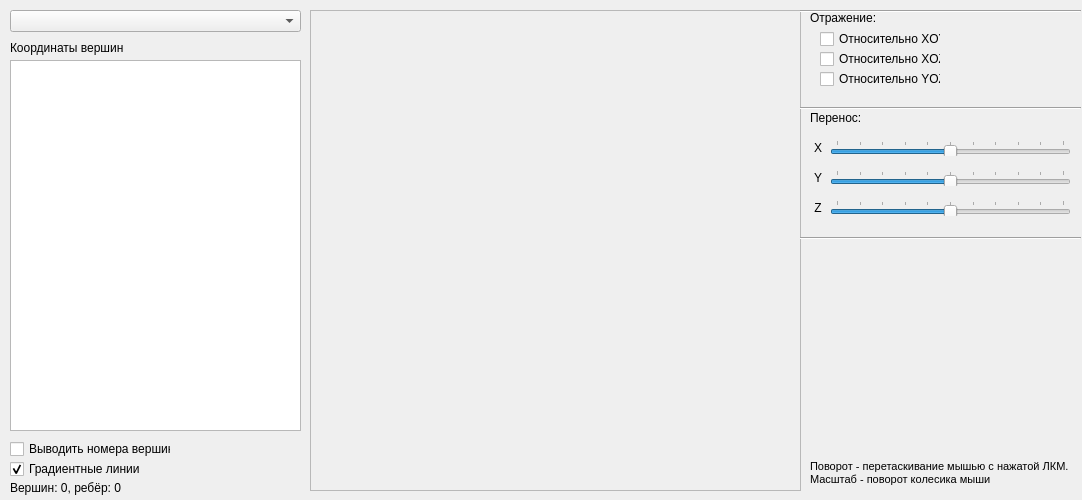
SmirnuX/crystalls, file mainwindow.ui: the form before one commit.
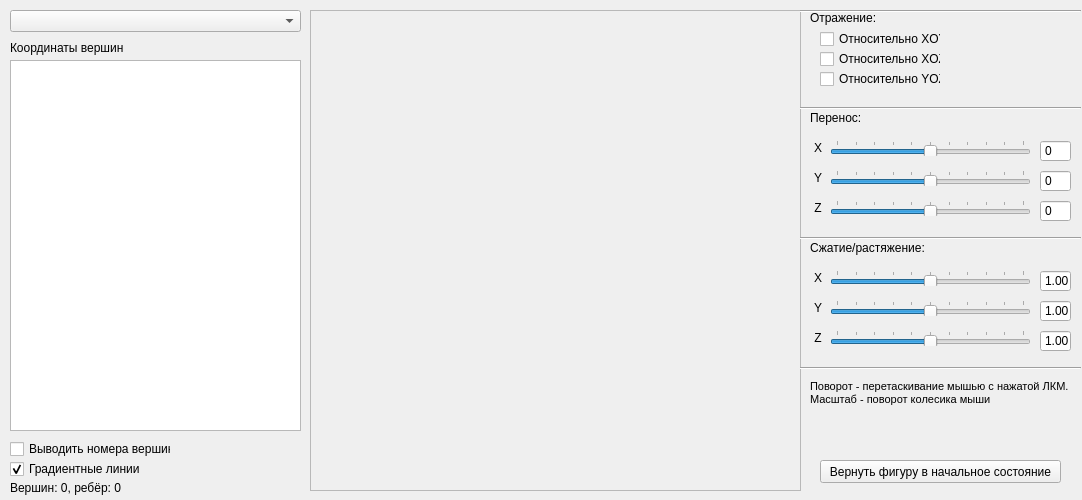
The form after the commit. Custom widgets are drawn as their Qt base class.

Commit message: Finished Lab1 - added skew

The edit to the form file:
```diff
--- a/mainwindow.ui
+++ b/mainwindow.ui
@@ -416,7 +416,7 @@
      <rect>
       <x>830</x>
       <y>140</y>
-      <width>241</width>
+      <width>201</width>
       <height>16</height>
      </rect>
     </property>
@@ -457,7 +457,7 @@
      <rect>
       <x>830</x>
       <y>170</y>
-      <width>241</width>
+      <width>201</width>
       <height>16</height>
      </rect>
     </property>
@@ -482,7 +482,7 @@
      <rect>
       <x>830</x>
       <y>200</y>
-      <width>241</width>
+      <width>201</width>
       <height>16</height>
      </rect>
     </property>
@@ -563,11 +563,172 @@
      <enum>Qt::Horizontal</enum>
     </property>
    </widget>
+   <widget class="QLabel" name="label_7">
+    <property name="geometry">
+     <rect>
+      <x>810</x>
+      <y>270</y>
+      <width>16</width>
+      <height>16</height>
+     </rect>
+    </property>
+    <property name="text">
+     <string>X</string>
+    </property>
+    <property name="alignment">
+     <set>Qt::AlignCenter</set>
+    </property>
+   </widget>
+   <widget class="QSlider" name="skewX">
+    <property name="geometry">
+     <rect>
+      <x>830</x>
+      <y>270</y>
+      <width>201</width>
+      <height>16</height>
+     </rect>
+    </property>
+    <property name="minimum">
+     <number>50</number>
+    </property>
+    <property name="maximum">
+     <number>150</number>
+    </property>
+    <property name="singleStep">
+     <number>10</number>
+    </property>
+    <property name="value">
+     <number>100</number>
+    </property>
+    <property name="orientation">
+     <enum>Qt::Horizontal</enum>
+    </property>
+    <property name="invertedAppearance">
+     <bool>false</bool>
+    </property>
+    <property name="tickPosition">
+     <enum>QSlider::TicksAbove</enum>
+    </property>
+   </widget>
+   <widget class="QSlider" name="skewY">
+    <property name="geometry">
+     <rect>
+      <x>830</x>
+      <y>300</y>
+      <width>201</width>
+      <height>16</height>
+     </rect>
+    </property>
+    <property name="minimum">
+     <number>50</number>
+    </property>
+    <property name="maximum">
+     <number>150</number>
+    </property>
+    <property name="singleStep">
+     <number>10</number>
+    </property>
+    <property name="value">
+     <number>100</number>
+    </property>
+    <property name="orientation">
+     <enum>Qt::Horizontal</enum>
+    </property>
+    <property name="tickPosition">
+     <enum>QSlider::TicksAbove</enum>
+    </property>
+   </widget>
+   <widget class="QSlider" name="skewZ">
+    <property name="geometry">
+     <rect>
+      <x>830</x>
+      <y>330</y>
+      <width>201</width>
+      <height>16</height>
+     </rect>
+    </property>
+    <property name="minimum">
+     <number>50</number>
+    </property>
+    <property name="maximum">
+     <number>150</number>
+    </property>
+    <property name="singleStep">
+     <number>15</number>
+    </property>
+    <property name="value">
+     <number>100</number>
+    </property>
+    <property name="orientation">
+     <enum>Qt::Horizontal</enum>
+    </property>
+    <property name="tickPosition">
+     <enum>QSlider::TicksAbove</enum>
+    </property>
+   </widget>
+   <widget class="QLabel" name="label_8">
+    <property name="geometry">
+     <rect>
+      <x>810</x>
+      <y>330</y>
+      <width>16</width>
+      <height>16</height>
+     </rect>
+    </property>
+    <property name="text">
+     <string>Z</string>
+    </property>
+    <property name="alignment">
+     <set>Qt::AlignCenter</set>
+    </property>
+   </widget>
+   <widget class="QLabel" name="label_9">
+    <property name="geometry">
+     <rect>
+      <x>810</x>
+      <y>300</y>
+      <width>16</width>
+      <height>16</height>
+     </rect>
+    </property>
+    <property name="text">
+     <string>Y</string>
+    </property>
+    <property name="alignment">
+     <set>Qt::AlignCenter</set>
+    </property>
+   </widget>
+   <widget class="QLabel" name="label_10">
+    <property name="geometry">
+     <rect>
+      <x>810</x>
+      <y>240</y>
+      <width>121</width>
+      <height>16</height>
+     </rect>
+    </property>
+    <property name="text">
+     <string>Сжатие/растяжение:</string>
+    </property>
+   </widget>
+   <widget class="Line" name="line_4">
+    <property name="geometry">
+     <rect>
+      <x>800</x>
+      <y>360</y>
+      <width>281</width>
+      <height>16</height>
+     </rect>
+    </property>
+    <property name="orientation">
+     <enum>Qt::Horizontal</enum>
+    </property>
+   </widget>
    <widget class="QLabel" name="label_6">
     <property name="geometry">
      <rect>
       <x>810</x>
-      <y>460</y>
+      <y>380</y>
       <width>261</width>
       <height>31</height>
      </rect>
@@ -584,6 +745,220 @@
      <set>Qt::AlignLeading|Qt::AlignLeft|Qt::AlignTop</set>
     </property>
    </widget>
+   <widget class="QPushButton" name="resetButton">
+    <property name="geometry">
+     <rect>
+      <x>820</x>
+      <y>460</y>
+      <width>241</width>
+      <height>23</height>
+     </rect>
+    </property>
+    <property name="text">
+     <string>Вернуть фигуру в начальное состояние</string>
+    </property>
+    <property name="checkable">
+     <bool>false</bool>
+    </property>
+    <property name="flat">
+     <bool>false</bool>
+    </property>
+   </widget>
+   <widget class="QSpinBox" name="counterX">
+    <property name="enabled">
+     <bool>true</bool>
+    </property>
+    <property name="geometry">
+     <rect>
+      <x>1040</x>
+      <y>140</y>
+      <width>31</width>
+      <height>22</height>
+     </rect>
+    </property>
+    <property name="wrapping">
+     <bool>false</bool>
+    </property>
+    <property name="frame">
+     <bool>true</bool>
+    </property>
+    <property name="readOnly">
+     <bool>true</bool>
+    </property>
+    <property name="buttonSymbols">
+     <enum>QAbstractSpinBox::NoButtons</enum>
+    </property>
+    <property name="accelerated">
+     <bool>false</bool>
+    </property>
+    <property name="minimum">
+     <number>-99</number>
+    </property>
+   </widget>
+   <widget class="QSpinBox" name="counterY">
+    <property name="enabled">
+     <bool>true</bool>
+    </property>
+    <property name="geometry">
+     <rect>
+      <x>1040</x>
+      <y>170</y>
+      <width>31</width>
+      <height>22</height>
+     </rect>
+    </property>
+    <property name="wrapping">
+     <bool>false</bool>
+    </property>
+    <property name="frame">
+     <bool>true</bool>
+    </property>
+    <property name="readOnly">
+     <bool>true</bool>
+    </property>
+    <property name="buttonSymbols">
+     <enum>QAbstractSpinBox::NoButtons</enum>
+    </property>
+    <property name="accelerated">
+     <bool>false</bool>
+    </property>
+    <property name="minimum">
+     <number>-99</number>
+    </property>
+   </widget>
+   <widget class="QSpinBox" name="counterZ">
+    <property name="enabled">
+     <bool>true</bool>
+    </property>
+    <property name="geometry">
+     <rect>
+      <x>1040</x>
+      <y>200</y>
+      <width>31</width>
+      <height>22</height>
+     </rect>
+    </property>
+    <property name="wrapping">
+     <bool>false</bool>
+    </property>
+    <property name="frame">
+     <bool>true</bool>
+    </property>
+    <property name="readOnly">
+     <bool>true</bool>
+    </property>
+    <property name="buttonSymbols">
+     <enum>QAbstractSpinBox::NoButtons</enum>
+    </property>
+    <property name="accelerated">
+     <bool>false</bool>
+    </property>
+    <property name="minimum">
+     <number>-99</number>
+    </property>
+   </widget>
+   <widget class="QDoubleSpinBox" name="counterSkewX">
+    <property name="enabled">
+     <bool>true</bool>
+    </property>
+    <property name="geometry">
+     <rect>
+      <x>1040</x>
+      <y>270</y>
+      <width>31</width>
+      <height>22</height>
+     </rect>
+    </property>
+    <property name="wrapping">
+     <bool>false</bool>
+    </property>
+    <property name="frame">
+     <bool>true</bool>
+    </property>
+    <property name="readOnly">
+     <bool>true</bool>
+    </property>
+    <property name="buttonSymbols">
+     <enum>QAbstractSpinBox::NoButtons</enum>
+    </property>
+    <property name="accelerated">
+     <bool>false</bool>
+    </property>
+    <property name="minimum">
+     <double>-99.000000000000000</double>
+    </property>
+    <property name="value">
+     <double>1.000000000000000</double>
+    </property>
+   </widget>
+   <widget class="QDoubleSpinBox" name="counterSkewY">
+    <property name="enabled">
+     <bool>true</bool>
+    </property>
+    <property name="geometry">
+     <rect>
+      <x>1040</x>
+      <y>300</y>
+      <width>31</width>
+      <height>22</height>
+     </rect>
+    </property>
+    <property name="wrapping">
+     <bool>false</bool>
+    </property>
+    <property name="frame">
+     <bool>true</bool>
+    </property>
+    <property name="readOnly">
+     <bool>true</bool>
+    </property>
+    <property name="buttonSymbols">
+     <enum>QAbstractSpinBox::NoButtons</enum>
+    </property>
+    <property name="accelerated">
+     <bool>false</bool>
+    </property>
+    <property name="minimum">
+     <double>-99.000000000000000</double>
+    </property>
+    <property name="value">
+     <double>1.000000000000000</double>
+    </property>
+   </widget>
+   <widget class="QDoubleSpinBox" name="counterSkewZ">
+    <property name="enabled">
+     <bool>true</bool>
+    </property>
+    <property name="geometry">
+     <rect>
+      <x>1040</x>
+      <y>330</y>
+      <width>31</width>
+      <height>22</height>
+     </rect>
+    </property>
+    <property name="wrapping">
+     <bool>false</bool>
+    </property>
+    <property name="frame">
+     <bool>true</bool>
+    </property>
+    <property name="readOnly">
+     <bool>true</bool>
+    </property>
+    <property name="buttonSymbols">
+     <enum>QAbstractSpinBox::NoButtons</enum>
+    </property>
+    <property name="accelerated">
+     <bool>false</bool>
+    </property>
+    <property name="minimum">
+     <double>-99.000000000000000</double>
+    </property>
+    <property name="value">
+     <double>1.000000000000000</double>
+    </property>
+   </widget>
   </widget>
  </widget>
  <layoutdefault spacing="6" margin="11"/>
```
The commit also changes 8 other files.
